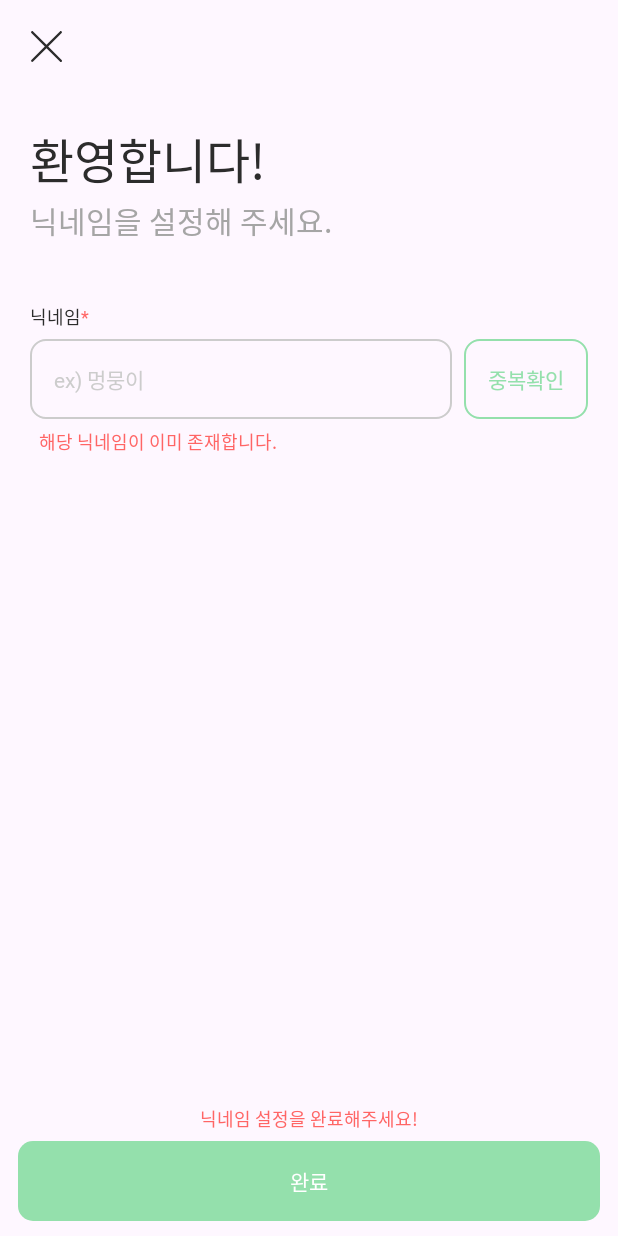
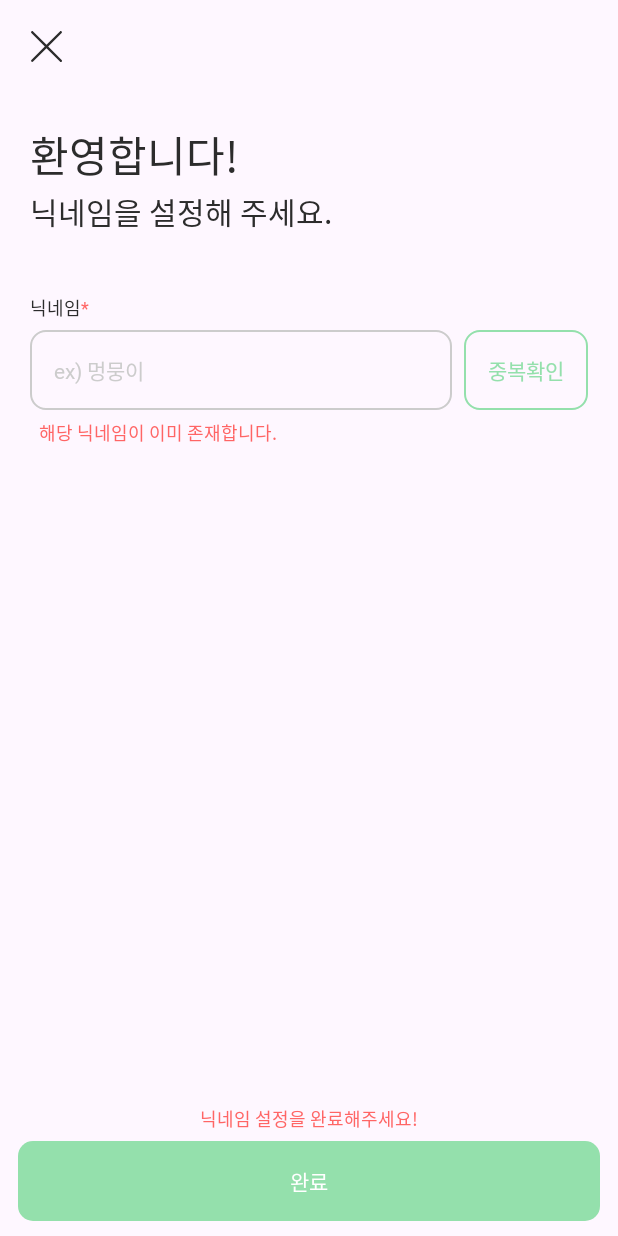
Before and after one commit to HUFS-Capstone-23-01/TravelFeelDog-Android, an Android app: the SignUpFragment screen opened through its navigation route, on a phone screen of 412 x 824 dp. Run offline under Robolectric (Android 15) with nearby library versions, the phone set to English and light mode, and no system bars; our stand-ins replace CircleImageView, Firebase (no records; nobody signed in at launch, a user with empty details on screens opened directly), data binding; 3 statements that could not run were skipped.

Commit message:
[UI] 네비게이션 관련 동작 추가 및 수정

```diff
--- a/app/src/main/java/com/example/travelfeeldog/presentation/common/NavigationUtil.kt
+++ b/app/src/main/java/com/example/travelfeeldog/presentation/common/navigation/NavigationUtil.kt
@@ -1,11 +1,14 @@
-package com.example.travelfeeldog.presentation.common
+package com.example.travelfeeldog.presentation.common.navigation
 
+import android.app.Activity
 import android.os.Bundle
 import android.view.View
+import androidx.annotation.IdRes
 import androidx.fragment.app.Fragment
 import androidx.navigation.NavDirections
 import androidx.navigation.Navigation
 import androidx.navigation.fragment.findNavController
+import com.example.travelfeeldog.R
 
 object NavigationUtil {
     fun View.navigate(action: Int) {
--- /dev/null
+++ b/app/src/main/java/com/example/travelfeeldog/presentation/common/navigation/OnRequestNavigateNotBottomViewListener.kt
@@ -0,0 +1,5 @@
+package com.example.travelfeeldog.presentation.common.navigation
+
+interface OnRequestNavigateNotBottomViewListener {
+    fun onRequestNavigate(itemId: Int)
+}
--- a/app/src/main/java/com/example/travelfeeldog/presentation/mypage/MyPageFragment.kt
+++ b/app/src/main/java/com/example/travelfeeldog/presentation/mypage/MyPageFragment.kt
@@ -5,7 +5,7 @@ import android.view.View
 import com.example.travelfeeldog.R
 import com.example.travelfeeldog.databinding.FragmentMyPageBinding
 import com.example.travelfeeldog.presentation.common.BaseFragment
-import com.example.travelfeeldog.presentation.common.NavigationUtil.navigate
+import com.example.travelfeeldog.presentation.common.navigation.NavigationUtil.navigate
 import com.google.android.gms.auth.api.signin.GoogleSignIn
 import com.google.android.gms.auth.api.signin.GoogleSignInClient
 import com.google.android.gms.auth.api.signin.GoogleSignInOptions
--- a/app/src/main/java/com/example/travelfeeldog/presentation/signin/SignInFragment.kt
+++ b/app/src/main/java/com/example/travelfeeldog/presentation/signin/SignInFragment.kt
@@ -12,7 +12,7 @@ import com.example.travelfeeldog.R
 import com.example.travelfeeldog.databinding.FragmentSignInBinding
 import com.example.travelfeeldog.presentation.common.BaseFragment
 import com.example.travelfeeldog.presentation.common.LoadingUtil
-import com.example.travelfeeldog.presentation.common.NavigationUtil.navigate
+import com.example.travelfeeldog.presentation.common.navigation.NavigationUtil.navigate
 import com.example.travelfeeldog.util.TestViewModel
 import com.google.android.gms.auth.api.signin.GoogleSignIn
 import com.google.android.gms.auth.api.signin.GoogleSignInAccount
@@ -62,7 +62,8 @@ class SignInFragment : BaseFragment<FragmentSignInBinding>(R.layout.fragment_sig
             }
 
         binding.btnSignIn.setOnClickListener {
-            googleLogInRequest.launch(googleSignInClient.signInIntent)
+            navigate(R.id.action_signInFragment_to_mainActivity)
+//            googleLogInRequest.launch(googleSignInClient.signInIntent)
         }
     }
 
--- a/app/src/main/res/layout/fragment_sign_up.xml
+++ b/app/src/main/res/layout/fragment_sign_up.xml
@@ -21,7 +21,7 @@
 
         <androidx.appcompat.widget.AppCompatTextView
             android:id="@+id/tv_sign_up_title_first_line"
-            style="@style/Text_32_ExtraBold.Black"
+            style="@style/Text_28_Bold.Black"
             android:layout_width="0dp"
             android:layout_height="wrap_content"
             android:layout_marginStart="20dp"
@@ -35,7 +35,7 @@
 
         <androidx.appcompat.widget.AppCompatTextView
             android:id="@+id/tv_sign_up_title_second_line"
-            style="@style/Text_20_Regular.Gray"
+            style="@style/Text_20_Regular.Black"
             android:layout_width="0dp"
             android:layout_height="wrap_content"
             android:layout_marginStart="20dp"
@@ -74,6 +74,7 @@
             android:layout_height="wrap_content"
             android:layout_marginStart="20dp"
             android:layout_marginTop="6dp"
+            android:maxLines="1"
             android:layout_marginEnd="8dp"
             android:background="@drawable/bg_box_gray"
             android:hint="@string/sign_up_input_box_hint"
```
Also changed, not shown: app/src/main/java/com/example/travelfeeldog/presentation/MainActivity.kt (+8 -6 lines), app/src/main/java/com/example/travelfeeldog/presentation/home/HomeFragment.kt (+20 -8 lines), app/src/main/java/com/example/travelfeeldog/presentation/location/LocationDetailFragment.kt (+1 -9 lines), app/src/main/java/com/example/travelfeeldog/presentation/signin/SignUpFragment.kt (+4 -4 lines).
